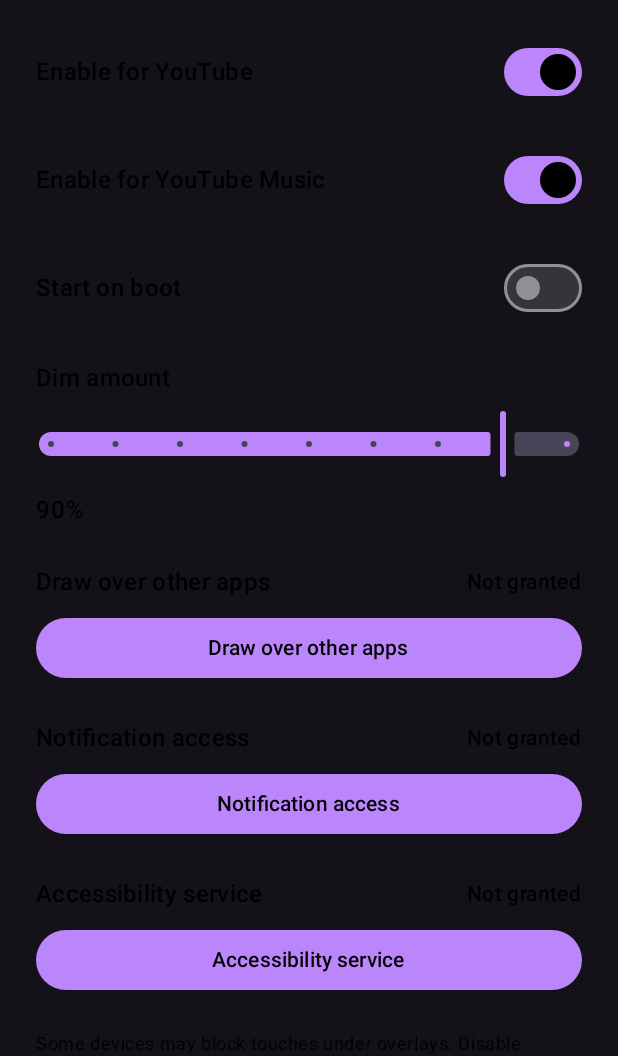
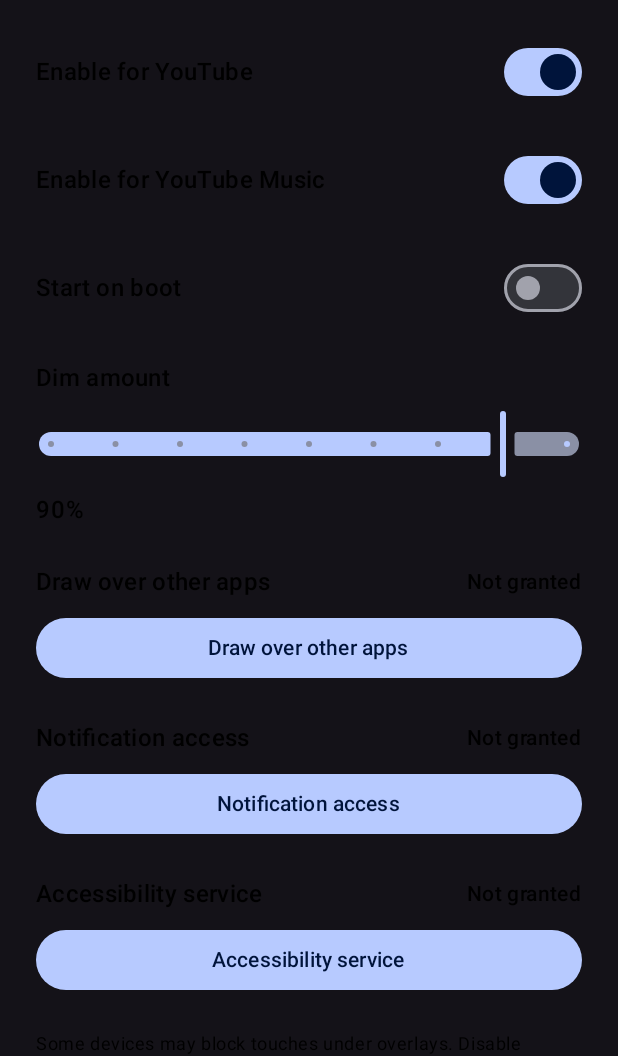
Before and after one commit to Polaralias/AudioFocus, an Android app built with Jetpack Compose: the screen it shows after launch (SettingsActivity), on a phone screen of 412 x 824 dp, the part 180-1236 px from its top. Run offline under Robolectric (Android 15) with nearby library versions, the phone set to English and light mode, and no system bars; 3 statements that could not run were skipped.

Commit message:
Refine overlay theme colors

```diff
--- a/app/src/main/java/com/polaralias/audiofocus/service/OverlayService.kt
+++ b/app/src/main/java/com/polaralias/audiofocus/service/OverlayService.kt
@@ -6,7 +6,6 @@ import android.app.Service
 import android.content.ComponentName
 import android.content.Context
 import android.content.Intent
-import android.graphics.Color
 import android.os.IBinder
 import android.os.SystemClock
 import android.view.View
@@ -15,6 +14,7 @@ import android.view.WindowManager
 import android.widget.FrameLayout
 import androidx.compose.runtime.collectAsState
 import androidx.compose.runtime.getValue
+import androidx.compose.ui.graphics.toArgb
 import androidx.compose.ui.platform.ComposeView
 import androidx.compose.ui.platform.ViewCompositionStrategy
 import androidx.core.content.ContextCompat
@@ -32,6 +32,7 @@ import com.polaralias.audiofocus.policy.PolicyInput
 import com.polaralias.audiofocus.ui.controls.ControlsOverlay
 import com.polaralias.audiofocus.ui.controls.ControlsUiState
 import com.polaralias.audiofocus.ui.theme.AudioFocusTheme
+import com.polaralias.audiofocus.ui.theme.audioFocusColorScheme
 import com.polaralias.audiofocus.window.WindowInfo
 import kotlinx.coroutines.CoroutineScope
 import kotlinx.coroutines.Dispatchers
@@ -242,7 +243,7 @@ class OverlayService : Service() {
             is OverlayState.Partial -> state.maskAlpha
             OverlayState.None -> 0f
         }
-        val backgroundColor = Color.argb((alpha * 255).toInt(), 0, 0, 0)
+        val backgroundColor = maskColor(alpha)
         val view = maskView as? FrameLayout ?: FrameLayout(this).also { frame ->
             frame.layoutParams = ViewGroup.LayoutParams(ViewGroup.LayoutParams.MATCH_PARENT, ViewGroup.LayoutParams.MATCH_PARENT)
             frame.setBackgroundColor(backgroundColor)
@@ -262,7 +263,7 @@ class OverlayService : Service() {
             is OverlayState.Partial -> state.maskAlpha
             OverlayState.None -> 0f
         }
-        (maskView as? FrameLayout)?.setBackgroundColor(Color.argb((alpha * 255).toInt(), 0, 0, 0))
+        (maskView as? FrameLayout)?.setBackgroundColor(maskColor(alpha))
     }
 
     private fun ensureControls() {
@@ -315,3 +316,10 @@ class OverlayService : Service() {
         val overlayState: OverlayState
     )
 }
+
+private fun OverlayService.maskColor(alpha: Float): Int {
+    val scheme = audioFocusColorScheme(this)
+    val scrim = scheme.scrim
+    val resolvedAlpha = (scrim.alpha * alpha).coerceIn(0f, 1f)
+    return scrim.copy(alpha = resolvedAlpha).toArgb()
+}
--- a/app/src/main/java/com/polaralias/audiofocus/ui/controls/ControlsOverlay.kt
+++ b/app/src/main/java/com/polaralias/audiofocus/ui/controls/ControlsOverlay.kt
@@ -10,6 +10,7 @@ import androidx.compose.foundation.layout.padding
 import androidx.compose.material.Icon
 import androidx.compose.material.IconButton
 import androidx.compose.material.Slider
+import androidx.compose.material.SliderDefaults
 import androidx.compose.material.Text
 import androidx.compose.material.icons.Icons
 import androidx.compose.material.icons.rounded.Forward10
@@ -101,7 +102,14 @@ fun ControlsOverlay(
             },
             valueRange = 0f..state.safeDuration.toFloat().coerceAtLeast(0f),
             enabled = state.canSeek,
-            modifier = Modifier.fillMaxWidth()
+            modifier = Modifier.fillMaxWidth(),
+            colors = SliderDefaults.colors(
+                thumbColor = MaterialTheme.colorScheme.secondary,
+                activeTrackColor = MaterialTheme.colorScheme.secondary,
+                activeTickColor = MaterialTheme.colorScheme.onSecondaryContainer.copy(alpha = 0.6f),
+                inactiveTrackColor = MaterialTheme.colorScheme.onSurface.copy(alpha = 0.24f),
+                inactiveTickColor = MaterialTheme.colorScheme.onSurface.copy(alpha = 0.24f)
+            )
         )
         Spacer(modifier = Modifier.height(8.dp))
         Row(
@@ -110,11 +118,13 @@ fun ControlsOverlay(
         ) {
             Text(
                 text = formatTimestamp(state.clampedPosition),
-                style = MaterialTheme.typography.bodySmall.copy(fontWeight = FontWeight.Medium)
+                style = MaterialTheme.typography.bodySmall.copy(fontWeight = FontWeight.Medium),
+                color = MaterialTheme.colorScheme.onSurfaceVariant
             )
             Text(
                 text = formatTimestamp(state.safeDuration),
-                style = MaterialTheme.typography.bodySmall.copy(fontWeight = FontWeight.Medium)
+                style = MaterialTheme.typography.bodySmall.copy(fontWeight = FontWeight.Medium),
+                color = MaterialTheme.colorScheme.onSurfaceVariant
             )
         }
     }
--- a/app/src/main/java/com/polaralias/audiofocus/ui/theme/Theme.kt
+++ b/app/src/main/java/com/polaralias/audiofocus/ui/theme/Theme.kt
@@ -1,24 +1,63 @@
 package com.polaralias.audiofocus.ui.theme
 
+import android.content.Context
+import android.os.Build
+import androidx.compose.material3.ColorScheme
 import androidx.compose.material3.MaterialTheme
+import androidx.compose.material3.Typography
 import androidx.compose.material3.darkColorScheme
+import androidx.compose.material3.dynamicDarkColorScheme
 import androidx.compose.runtime.Composable
+import androidx.compose.runtime.remember
 import androidx.compose.ui.graphics.Color
+import androidx.compose.ui.platform.LocalContext
 
-private val OverlayColorScheme = darkColorScheme(
-    primary = Color(0xFFBB86FC),
-    onPrimary = Color.Black,
-    surface = Color(0xFF121212),
-    onSurface = Color.White,
-    background = Color(0xFF000000),
-    onBackground = Color.White
+private val ChromeDarkColorScheme = darkColorScheme(
+    primary = Color(0xFF8AB4F8),
+    onPrimary = Color(0xFF001632),
+    primaryContainer = Color(0xFF1F3B64),
+    onPrimaryContainer = Color(0xFFD6E3FF),
+    secondary = Color(0xFF69C1FF),
+    onSecondary = Color(0xFF00243C),
+    secondaryContainer = Color(0xFF17364D),
+    onSecondaryContainer = Color(0xFFCAE6FF),
+    tertiary = Color(0xFFF6A8FF),
+    onTertiary = Color(0xFF36003A),
+    tertiaryContainer = Color(0xFF4C1B51),
+    onTertiaryContainer = Color(0xFFFFD6FA),
+    background = Color(0xFF101418),
+    onBackground = Color(0xFFE1E7F1),
+    surface = Color(0xFF13171C),
+    onSurface = Color(0xFFE1E7F1),
+    surfaceVariant = Color(0xFF2C3138),
+    onSurfaceVariant = Color(0xFFC3C8D2),
+    outline = Color(0xFF8D9199),
+    outlineVariant = Color(0xFF42464D),
+    inverseSurface = Color(0xFFE1E7F1),
+    inverseOnSurface = Color(0xFF1C1F24),
+    inversePrimary = Color(0xFF3B6EB4),
+    scrim = Color(0xFF0B1118)
 )
+
+private val OverlayTypography = Typography()
 
 @Composable
 fun AudioFocusTheme(content: @Composable () -> Unit) {
+    val context = LocalContext.current
+    val colorScheme = remember(context) { audioFocusColorScheme(context) }
     MaterialTheme(
-        colorScheme = OverlayColorScheme,
-        typography = MaterialTheme.typography,
+        colorScheme = colorScheme,
+        typography = OverlayTypography,
         content = content
     )
 }
+
+fun audioFocusColorScheme(context: Context): ColorScheme {
+    val dynamicScheme = if (Build.VERSION.SDK_INT >= Build.VERSION_CODES.S) {
+        dynamicDarkColorScheme(context)
+    } else {
+        null
+    }
+    val scheme = dynamicScheme ?: ChromeDarkColorScheme
+    return scheme.copy(scrim = ChromeDarkColorScheme.scrim)
+}
```
